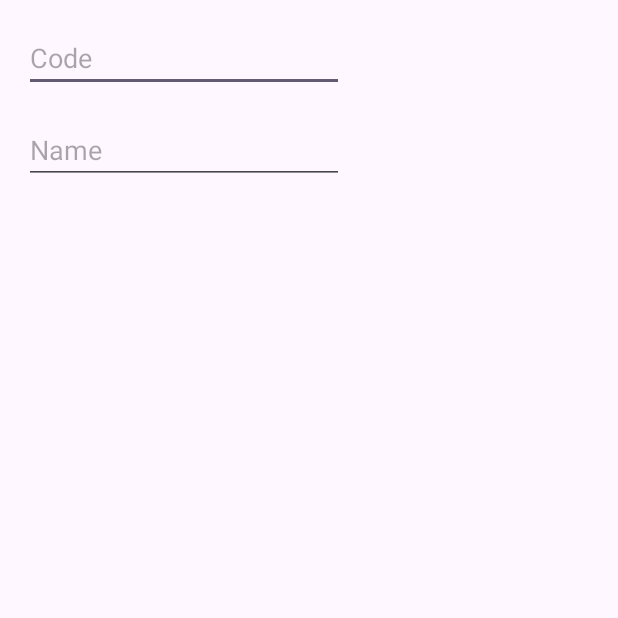
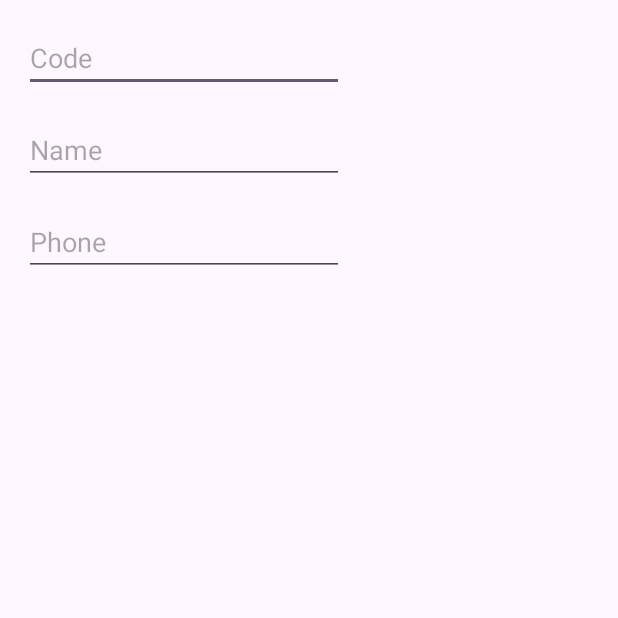
Before and after one commit to thobias90/data-persistence-example, an Android app: the screen it shows after launch (MainActivity), on a phone screen of 412 x 824 dp, the top half of it. Run offline under Robolectric (Android 15) with nearby library versions, the phone set to English and light mode, and no system bars.

Commit message:
feat: add phone text element

```diff
--- a/app/src/main/res/layout/activity_main.xml
+++ b/app/src/main/res/layout/activity_main.xml
@@ -30,4 +30,16 @@
         app:layout_constraintStart_toStartOf="parent"
         app:layout_constraintTop_toBottomOf="@+id/etCod" />
 
+    <EditText
+        android:id="@+id/etPhone"
+        android:layout_width="wrap_content"
+        android:layout_height="wrap_content"
+        android:layout_marginStart="16dp"
+        android:layout_marginTop="16dp"
+        android:ems="10"
+        android:hint="Phone"
+        android:inputType="phone"
+        app:layout_constraintStart_toStartOf="parent"
+        app:layout_constraintTop_toBottomOf="@+id/etName" />
+
 </androidx.constraintlayout.widget.ConstraintLayout>
```
